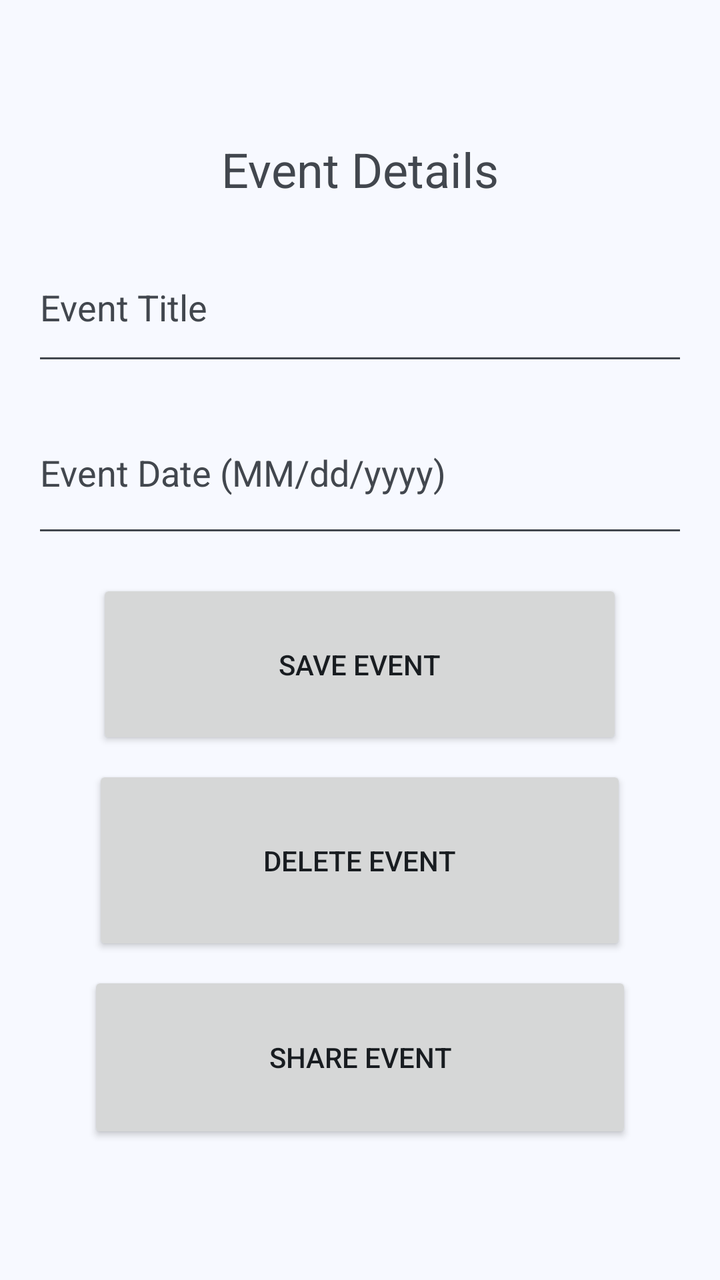
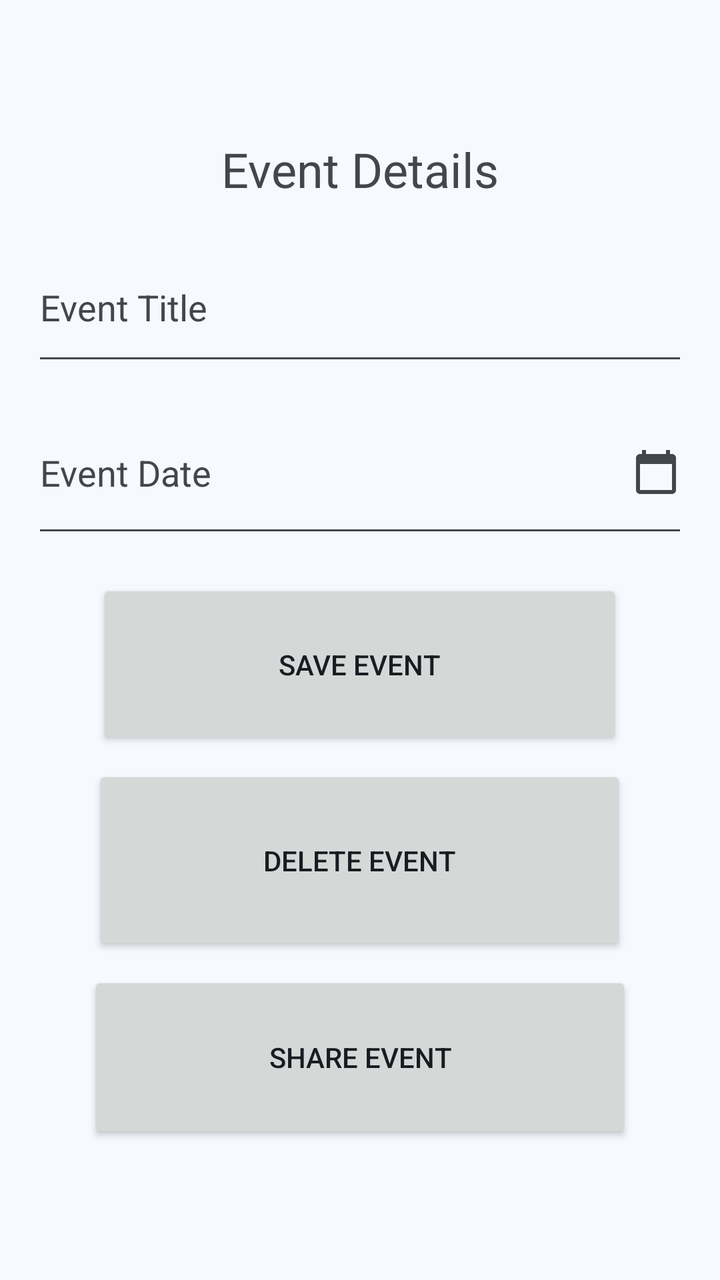

Screens rendered from an Android XML layout before and after an edit, with the pre-edit source and the edit as a unified diff.
<!-- AndroidManifest.xml: application theme Theme.Vagor -->
<!-- res/layout/activity_event_detail.xml -->
<?xml version="1.0" encoding="utf-8"?>
<ScrollView
    xmlns:android="http://schemas.android.com/apk/res/android"
    android:layout_width="match_parent"
    android:layout_height="match_parent"
    android:fillViewport="true">

    <LinearLayout
        android:layout_width="match_parent"
        android:layout_height="wrap_content"
        android:gravity="center"
        android:orientation="vertical"
        android:padding="16dp">

        <TextView
            android:layout_width="wrap_content"
            android:layout_height="wrap_content"
            android:text="@string/event_details"
            android:textSize="24sp"
            android:layout_marginBottom="16dp"/>

        <EditText
            android:id="@+id/editEventTitle"
            android:layout_width="match_parent"
            android:layout_height="71dp"
            android:hint="@string/event_title"
            android:inputType="text" />

        <EditText
            android:id="@+id/editEventDate"
            android:layout_width="match_parent"
            android:layout_height="78dp"
            android:layout_marginTop="8dp"
            android:hint="@string/event_date"
            android:inputType="date" />

        <Button
            android:id="@+id/buttonSaveEvent"
            android:layout_width="263dp"
            android:layout_height="85dp"
            android:layout_marginTop="16dp"
            android:text="@string/save_event" />

        <Button
            android:id="@+id/buttonDeleteEvent"
            android:layout_width="267dp"
            android:layout_height="95dp"
            android:layout_marginTop="8dp"
            android:text="@string/delete_event" />

        <Button
            android:id="@+id/buttonShareEvent"
            android:layout_width="272dp"
            android:layout_height="86dp"
            android:layout_marginTop="8dp"
            android:text="@string/share_event" />

    </LinearLayout>

</ScrollView>
<!-- resources referenced by this layout -->
<resources>
  <string name="delete_event">Delete Event</string>
  <string name="event_date">Event Date (MM/dd/yyyy)</string>
  <string name="event_details">Event Details</string>
  <string name="event_title">Event Title</string>
  <string name="save_event">Save Event</string>
  <string name="share_event">Share Event</string>
  <style name="Theme.Vagor" parent="Base.Theme.Vagor" />
  <color name="vagor_light_primary">#00639B</color>
  <color name="vagor_light_onPrimary">#FFFFFF</color>
  <color name="vagor_light_primaryContainer">#CEE5FF</color>
  <color name="vagor_light_onPrimaryContainer">#001D33</color>
  <color name="vagor_light_secondary">#51606F</color>
  <color name="vagor_light_onSecondary">#FFFFFF</color>
  <color name="vagor_light_secondaryContainer">#D5E4F7</color>
  <color name="vagor_light_onSecondaryContainer">#0E1D2A</color>
  <color name="vagor_light_tertiary">#68587A</color>
  <color name="vagor_light_onTertiary">#FFFFFF</color>
  <color name="vagor_light_tertiaryContainer">#EFDBFF</color>
  <color name="vagor_light_onTertiaryContainer">#231533</color>
  <color name="vagor_light_error">#BA1A1A</color>
  <color name="vagor_light_onError">#FFFFFF</color>
  <color name="vagor_light_errorContainer">#FFDAD6</color>
  <color name="vagor_light_onErrorContainer">#410002</color>
  <color name="vagor_light_background">#F7F9FF</color>
  <color name="vagor_light_onBackground">#181C20</color>
  <color name="vagor_light_surface">#F7F9FF</color>
  <color name="vagor_light_onSurface">#181C20</color>
  <color name="vagor_light_surfaceVariant">#DEE3EB</color>
  <color name="vagor_light_onSurfaceVariant">#42474E</color>
  <color name="vagor_light_outline">#72777F</color>
  <color name="vagor_light_outlineVariant">#C2C7CF</color>
  <color name="vagor_light_inverseSurface">#2D3135</color>
  <color name="vagor_light_inverseOnSurface">#EFF1F6</color>
  <color name="vagor_light_inversePrimary">#97CBFF</color>
  <color name="vagor_light_surfaceDim">#D8DAE0</color>
  <color name="vagor_light_surfaceBright">#F7F9FF</color>
  <color name="vagor_light_surfaceContainerLowest">#FFFFFF</color>
  <color name="vagor_light_surfaceContainerLow">#F1F3F9</color>
  <color name="vagor_light_surfaceContainer">#ECEEF3</color>
  <color name="vagor_light_surfaceContainerHigh">#E6E8EE</color>
  <color name="vagor_light_surfaceContainerHighest">#E0E2E8</color>
  <!-- unchanged entries left out for length: 1 -->
</resources>

<!-- the commit's change to res/layout/activity_event_detail.xml (unified diff, before → after) -->
@@ -31,6 +31,8 @@
             android:layout_width="match_parent"
             android:layout_height="78dp"
             android:layout_marginTop="8dp"
+            android:autofillHints="none"
+            android:drawableEnd="@drawable/ic_calendar"
             android:hint="@string/event_date"
             android:inputType="date" />
 
<!-- resource entries referenced after the edit -->
@@ -1,7 +1,18 @@
 <!-- resources referenced by this layout -->
 <resources>
+  <!-- drawable ic_calendar (drawable) -->
+  <vector xmlns:android="http://schemas.android.com/apk/res/android"
+      android:width="24dp"
+      android:height="24dp"
+      android:tint="?attr/colorControlNormal"
+      android:viewportWidth="24"
+      android:viewportHeight="24">
+      <path
+          android:fillColor="@android:color/white"
+          android:pathData="M20,3h-1V1h-2v2H7V1H5v2H4c-1.1,0 -2,0.9 -2,2v16c0,1.1 0.9,2 2,2h16c1.1,0 2,-0.9 2,-2V5c0,-1.1 -0.9,-2 -2,-2zM20,21H4V8h16v13z" />
+  </vector>
   <string name="delete_event">Delete Event</string>
-  <string name="event_date">Event Date (MM/dd/yyyy)</string>
+  <string name="event_date">Event Date</string>
   <string name="event_details">Event Details</string>
   <string name="event_title">Event Title</string>
   <string name="save_event">Save Event</string>
